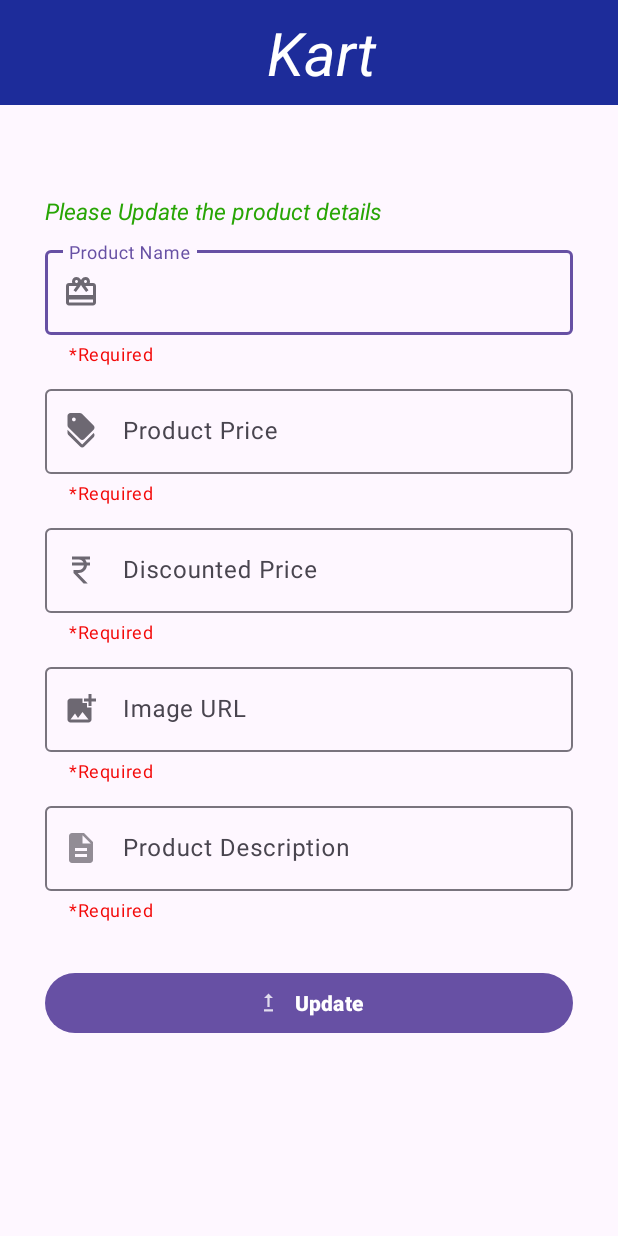
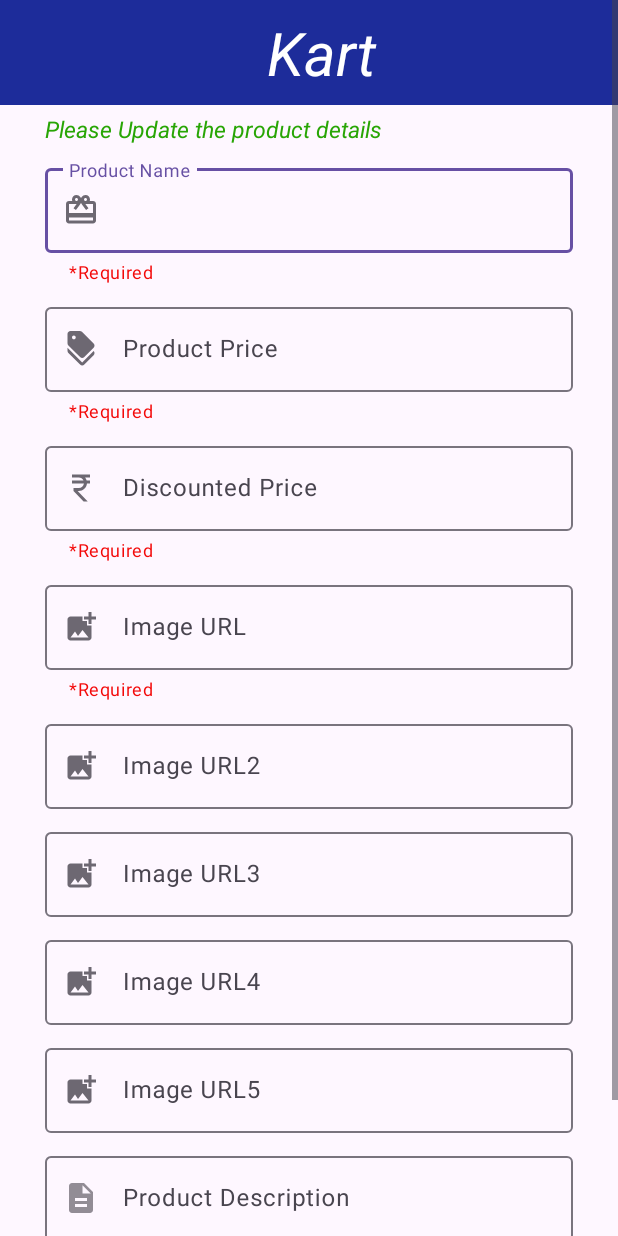
Before and after one commit to Doggo619/E-commerce, an Android app: the EditProductActivity screen opened directly, with no data from a screen before it, on a phone screen of 412 x 824 dp. Run offline under Robolectric (Android 15) with nearby library versions, the phone set to English and light mode, and no system bars; our stand-ins replace Picasso, Room's generated code.

Commit message:
edit product multiple images done

```diff
--- a/app/src/main/java/com/base/e_com/EditProductActivity.java
+++ b/app/src/main/java/com/base/e_com/EditProductActivity.java
@@ -13,10 +13,12 @@ import com.google.android.material.textfield.TextInputLayout;
 import com.squareup.picasso.Picasso;
 import com.squareup.picasso.Target;
 
+import java.util.Arrays;
+import java.util.List;
+
 public class EditProductActivity extends AppCompatActivity {
 
-    private TextInputEditText name, price, discountedPrice, image, description;
-    private TextInputLayout tvName, tvPrice, tvDiscountedPrice, tvImage;
+    private TextInputEditText name, price, discountedPrice, image, description, image2, image3, image4, image5;
     private MaterialButton updateButton;
     private ProductViewModel productViewModel;
     @Override
@@ -28,6 +30,10 @@ public class EditProductActivity extends AppCompatActivity {
         discountedPrice = findViewById(R.id.et_discountedPrice);
         price = findViewById(R.id.et_price);
         image = findViewById(R.id.et_image);
+        image2 = findViewById(R.id.et_image2);
+        image3 = findViewById(R.id.et_image3);
+        image4 = findViewById(R.id.et_image4);
+        image5 = findViewById(R.id.et_image5);
         description = findViewById(R.id.et_description);
         updateButton = findViewById(R.id.btn_add);
 
@@ -40,6 +46,10 @@ public class EditProductActivity extends AppCompatActivity {
         String productDiscountedPrice = getIntent().getStringExtra("discountedPrice");
         String productImage = getIntent().getStringExtra("image");
         String productDescription = getIntent().getStringExtra("description");
+        String imageUrl2 = getIntent().getStringExtra("imageUrl2");
+        String imageUrl3 = getIntent().getStringExtra("imageUrl3");
+        String imageUrl4 = getIntent().getStringExtra("imageUrl4");
+        String imageUrl5 = getIntent().getStringExtra("imageUrl5");
 
         name.setText(productName);
         discountedPrice.setText(productDiscountedPrice);
@@ -49,6 +59,10 @@ public class EditProductActivity extends AppCompatActivity {
         price.setText(productPrice);
         image.setText(productImage);
         description.setText(productDescription);
+        image2.setText(imageUrl2);
+        image3.setText(imageUrl3);
+        image4.setText(imageUrl4);
+        image5.setText(imageUrl5);
 
 
         updateButton.setOnClickListener(new View.OnClickListener() {
@@ -59,6 +73,11 @@ public class EditProductActivity extends AppCompatActivity {
                 String updatedDiscountedPrice = discountedPrice.getText().toString();
                 String updatedImage = image.getText().toString();
                 String updatedDescription = description.getText().toString();
+                String updatedImage2 = image2.getText().toString();
+                String updatedImage3 = image3.getText().toString();
+                String updatedImage4 = image4.getText().toString();
+                String updatedImage5 = image5.getText().toString();
+                List<String> updatedImageUrls = Arrays.asList(updatedImage2, updatedImage3, updatedImage4, updatedImage5);
 
                 ProductEntity updatedProduct = new ProductEntity();
                 updatedProduct.setId(productId);
@@ -68,6 +87,7 @@ public class EditProductActivity extends AppCompatActivity {
                 updatedProduct.setDiscountedPrice(updatedDiscountedPrice);
                 updatedProduct.setImageUrl(updatedImage);
                 updatedProduct.setDescription(updatedDescription);
+                updatedProduct.setImageUrls(updatedImageUrls);
 
                 productViewModel.updateProduct(updatedProduct);
 
--- a/app/src/main/java/com/base/e_com/ImageAdapter.java
+++ b/app/src/main/java/com/base/e_com/ImageAdapter.java
@@ -29,7 +29,6 @@ public class ImageAdapter extends RecyclerView.Adapter<ImageAdapter.ViewHolder>
     List<String> imageUrls;
 
     OnItemClickListener onItemClickListener;
-    private final static int YOUR_REQUEST_CODE = 1000, MY_PERMISSIONS_REQUEST_READ_EXTERNAL_STORAGE = 3000;
     private ViewHolder currentHolder;
 
     public ImageAdapter(Context context, List<String> imageUrls) {
@@ -68,15 +67,6 @@ public class ImageAdapter extends RecyclerView.Adapter<ImageAdapter.ViewHolder>
                 }
             }
     }
-    public ViewHolder getCurrentHolder() {
-        return currentHolder;
-    }
-
-    public List<String> getImagePaths() {
-        return imageUrls;
-    }
-
-
     private void loadAndDisplayImage(ViewHolder holder, String imageUrl) {
         Log.d("ImageAdapter", "Loading image: " + imageUrl);
 
--- a/app/src/main/java/com/base/e_com/ViewProducts.java
+++ b/app/src/main/java/com/base/e_com/ViewProducts.java
@@ -60,6 +60,11 @@ public class ViewProducts extends AppCompatActivity implements ProductAdapter.On
             String discountedPrice = product.getDiscountedPrice();
             String image = product.getImageUrl();
             String description = product.getDescription();
+            List<String> imageUrls = product.getImageUrls();
+            String imageUrl2 =  imageUrls.get(0);
+            String imageUrl3 =  imageUrls.get(1);
+            String imageUrl4 =  imageUrls.get(2);
+            String imageUrl5 =  imageUrls.get(3);
 
             Intent intent = new Intent(ViewProducts.this, EditProductActivity.class);
             intent.putExtra("productId", product.getId());
@@ -69,6 +74,10 @@ public class ViewProducts extends AppCompatActivity implements ProductAdapter.On
             intent.putExtra("discountedPrice", discountedPrice);
             intent.putExtra("image", image);
             intent.putExtra("description", description);
+            intent.putExtra("imageUrl2", imageUrl2);
+            intent.putExtra("imageUrl3", imageUrl3);
+            intent.putExtra("imageUrl4", imageUrl4);
+            intent.putExtra("imageUrl5", imageUrl5);
 
             startActivity(intent);
         } else {
--- a/app/src/main/java/com/base/e_com/product_details.java
+++ b/app/src/main/java/com/base/e_com/product_details.java
@@ -57,8 +57,6 @@ public class product_details extends AppCompatActivity {
         String productPrice = intent.getStringExtra("price");
         String productDiscountPrice = intent.getStringExtra("discountedPrice");
         String productDescription = intent.getStringExtra("description");
-        String productImage = intent.getStringExtra("image");
-        String[] imagePathsArray = intent.getStringArrayExtra("imagePaths");
         String[] imageUrlsArray = intent.getStringArrayExtra("imageUrls");
         List<String> imagePathsList = Arrays.asList(imageUrlsArray);
 
@@ -82,10 +80,6 @@ public class product_details extends AppCompatActivity {
         price.setPaintFlags(price.getPaintFlags() | Paint.STRIKE_THRU_TEXT_FLAG);
         description.setText(productDescription);
 
-//        Picasso.get()
-//                .load(productImage)
-//                .error(R.drawable.ic_email)
-//                .into(image);
         productViewModel = new ViewModelProvider(this).get(ProductViewModel.class);
 
         addToCart.setOnClickListener(new View.OnClickListener() {
--- a/app/src/main/res/layout/activity_edit_product.xml
+++ b/app/src/main/res/layout/activity_edit_product.xml
@@ -1,7 +1,12 @@
 <?xml version="1.0" encoding="utf-8"?>
-<androidx.constraintlayout.widget.ConstraintLayout xmlns:android="http://schemas.android.com/apk/res/android"
+<ScrollView
+    xmlns:android="http://schemas.android.com/apk/res/android"
     xmlns:app="http://schemas.android.com/apk/res-auto"
     xmlns:tools="http://schemas.android.com/tools"
+    android:layout_height="match_parent"
+    android:layout_width="match_parent">
+
+<androidx.constraintlayout.widget.ConstraintLayout
     android:layout_width="match_parent"
     android:layout_height="match_parent"
     tools:context=".EditProductActivity">
@@ -34,15 +39,16 @@
         android:layout_width="match_parent"
         android:layout_height="wrap_content"
         android:layout_marginStart="30dp"
-        android:layout_marginTop="60dp"
+        android:layout_marginTop="5dp"
         android:layout_marginEnd="30dp"
+        android:text="Please Update the product details"
+        android:textColor="#28A505"
+        android:textSize="15sp"
         android:textStyle="italic"
-        android:textSize="15sp"
-        android:text="Please Update the product details"
         app:layout_constraintEnd_toEndOf="parent"
+        app:layout_constraintHorizontal_bias="0.0"
         app:layout_constraintStart_toStartOf="parent"
-        app:layout_constraintTop_toBottomOf="@+id/toolbar"
-        android:textColor="#28A505"/>
+        app:layout_constraintTop_toBottomOf="@+id/toolbar" />
 
     <com.google.android.material.textfield.TextInputLayout
         android:id="@+id/tv_productName"
@@ -135,6 +141,91 @@
             android:maxLines="3"/>
     </com.google.android.material.textfield.TextInputLayout>
 
+
+    <com.google.android.material.textfield.TextInputLayout
+        android:id="@+id/tv_image2"
+        android:layout_width="match_parent"
+        android:layout_height="wrap_content"
+        android:layout_marginStart="30dp"
+        android:layout_marginTop="10dp"
+        android:layout_marginEnd="30dp"
+        android:hint="Image URL2"
+        app:endIconMode="clear_text"
+        app:layout_constraintEnd_toEndOf="parent"
+        app:layout_constraintStart_toStartOf="parent"
+        app:layout_constraintTop_toBottomOf="@+id/tv_image"
+        app:startIconDrawable="@drawable/ic_image">
+
+        <com.google.android.material.textfield.TextInputEditText
+            android:id="@+id/et_image2"
+            android:layout_width="match_parent"
+            android:layout_height="wrap_content"
+            android:maxLines="3"/>
+    </com.google.android.material.textfield.TextInputLayout>
+
+    <com.google.android.material.textfield.TextInputLayout
+        android:id="@+id/tv_image3"
+        android:layout_width="match_parent"
+        android:layout_height="wrap_content"
+        android:layout_marginStart="30dp"
+        android:layout_marginTop="10dp"
+        android:layout_marginEnd="30dp"
+        android:hint="Image URL3"
+        app:endIconMode="clear_text"
+        app:layout_constraintEnd_toEndOf="parent"
+        app:layout_constraintStart_toStartOf="parent"
+        app:layout_constraintTop_toBottomOf="@+id/tv_image2"
+        app:startIconDrawable="@drawable/ic_image">
+
+        <com.google.android.material.textfield.TextInputEditText
+            android:id="@+id/et_image3"
+            android:layout_width="match_parent"
+            android:layout_height="wrap_content"
+            android:maxLines="3"/>
+    </com.google.android.material.textfield.TextInputLayout>
+
+    <com.google.android.material.textfield.TextInputLayout
+        android:id="@+id/tv_image4"
+        android:layout_width="match_parent"
+        android:layout_height="wrap_content"
+        android:layout_marginStart="30dp"
+        android:layout_marginTop="10dp"
+        android:layout_marginEnd="30dp"
+        android:hint="Image URL4"
+        app:endIconMode="clear_text"
+        app:layout_constraintEnd_toEndOf="parent"
+        app:layout_constraintStart_toStartOf="parent"
+        app:layout_constraintTop_toBottomOf="@+id/tv_image3"
+        app:startIconDrawable="@drawable/ic_image">
+
+        <com.google.android.material.textfield.TextInputEditText
+            android:id="@+id/et_image4"
+            android:layout_width="match_parent"
+            android:layout_height="wrap_content"
+            android:maxLines="3"/>
+    </com.google.android.material.textfield.TextInputLayout>
+
+    <com.google.android.material.textfield.TextInputLayout
+        android:id="@+id/tv_image5"
+        android:layout_width="match_parent"
+        android:layout_height="wrap_content"
+        android:layout_marginStart="30dp"
+        android:layout_marginTop="10dp"
+        android:layout_marginEnd="30dp"
+        android:hint="Image URL5"
+        app:endIconMode="clear_text"
+        app:layout_constraintEnd_toEndOf="parent"
+        app:layout_constraintStart_toStartOf="parent"
+        app:layout_constraintTop_toBottomOf="@+id/tv_image4"
+        app:startIconDrawable="@drawable/ic_image">
+
+        <com.google.android.material.textfield.TextInputEditText
+            android:id="@+id/et_image5"
+            android:layout_width="match_parent"
+            android:layout_height="wrap_content"
+            android:maxLines="3"/>
+    </com.google.android.material.textfield.TextInputLayout>
+
     <com.google.android.material.textfield.TextInputLayout
         android:id="@+id/tv_description"
         android:layout_width="match_parent"
@@ -148,7 +239,7 @@
         app:helperTextTextColor="#F30909"
         app:layout_constraintEnd_toEndOf="parent"
         app:layout_constraintStart_toStartOf="parent"
-        app:layout_constraintTop_toBottomOf="@+id/tv_image"
+        app:layout_constraintTop_toBottomOf="@+id/tv_image5"
         app:startIconDrawable="@drawable/ic_description">
 
         <com.google.android.material.textfield.TextInputEditText
@@ -176,3 +267,4 @@
         app:layout_constraintTop_toBottomOf="@+id/tv_description" />
 
 </androidx.constraintlayout.widget.ConstraintLayout>
+</ScrollView>
--- a/app/src/main/res/layout/activity_product_details.xml
+++ b/app/src/main/res/layout/activity_product_details.xml
@@ -6,19 +6,10 @@
     android:layout_height="match_parent"
     tools:context=".product_details">
 
-<!--    <ImageView-->
-<!--        android:id="@+id/iv_image"-->
-<!--        android:layout_width="match_parent"-->
-<!--        android:layout_height="350dp"-->
-<!--        android:layout_marginStart="20dp"-->
-<!--        android:layout_marginTop="20dp"-->
-<!--        android:layout_marginEnd="20dp"-->
-<!--        app:layout_constraintEnd_toEndOf="parent"-->
-<!--        app:layout_constraintStart_toStartOf="parent"-->
-<!--        app:layout_constraintTop_toTopOf="parent" />-->
+
     <androidx.recyclerview.widget.RecyclerView
         android:layout_width="match_parent"
-        android:layout_height="350sp"
+        android:layout_height="350dp"
         android:id="@+id/recycler"
         android:layout_marginStart="20dp"
         android:layout_marginTop="20dp"
@@ -28,7 +19,8 @@
         app:layout_constraintEnd_toEndOf="parent"
         app:layout_constraintStart_toStartOf="parent"
         app:layout_constraintTop_toTopOf="parent"
-        app:layoutManager="com.google.android.material.carousel.CarouselLayoutManager"/>
+        app:layoutManager="com.google.android.material.carousel.CarouselLayoutManager"
+        android:clipToPadding="true"/>
 
         <TextView
             android:id="@+id/tv_name"
--- a/app/src/main/res/layout/carousel_image.xml
+++ b/app/src/main/res/layout/carousel_image.xml
@@ -11,9 +11,11 @@
 
     <ImageView
         android:id="@+id/list_item_image"
-        android:layout_width="match_parent"
-        android:layout_height="match_parent"
+        android:layout_width="wrap_content"
+        android:layout_height="wrap_content"
         android:transitionName="image"
-        android:scaleType="centerCrop"/>
+        android:scaleType="centerCrop"
+        android:adjustViewBounds="true"
+        android:layout_marginEnd="20dp"/>
 
 </com.google.android.material.carousel.MaskableFrameLayout>
```
